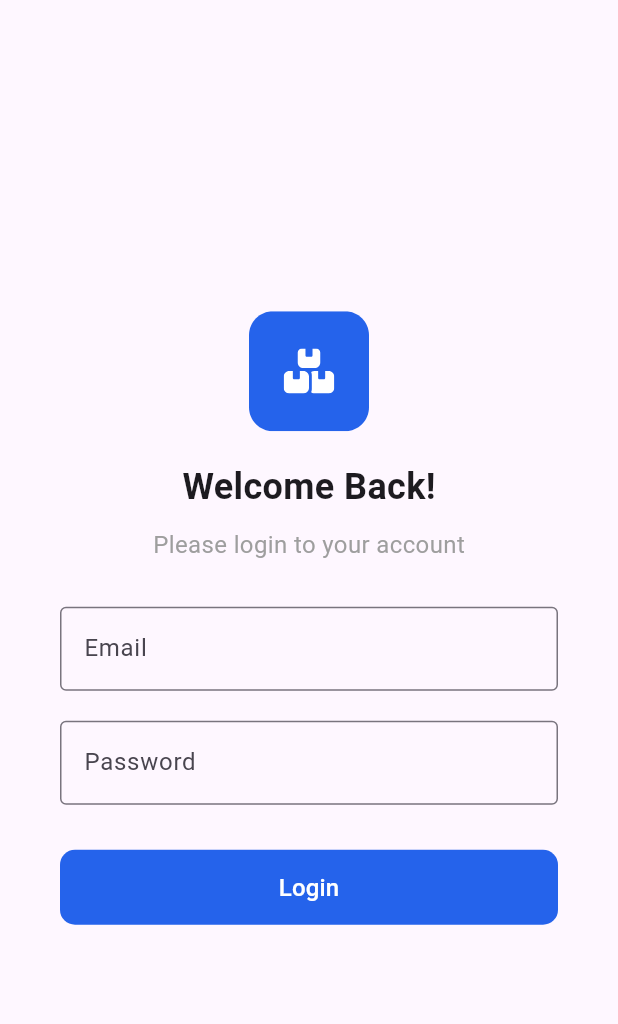
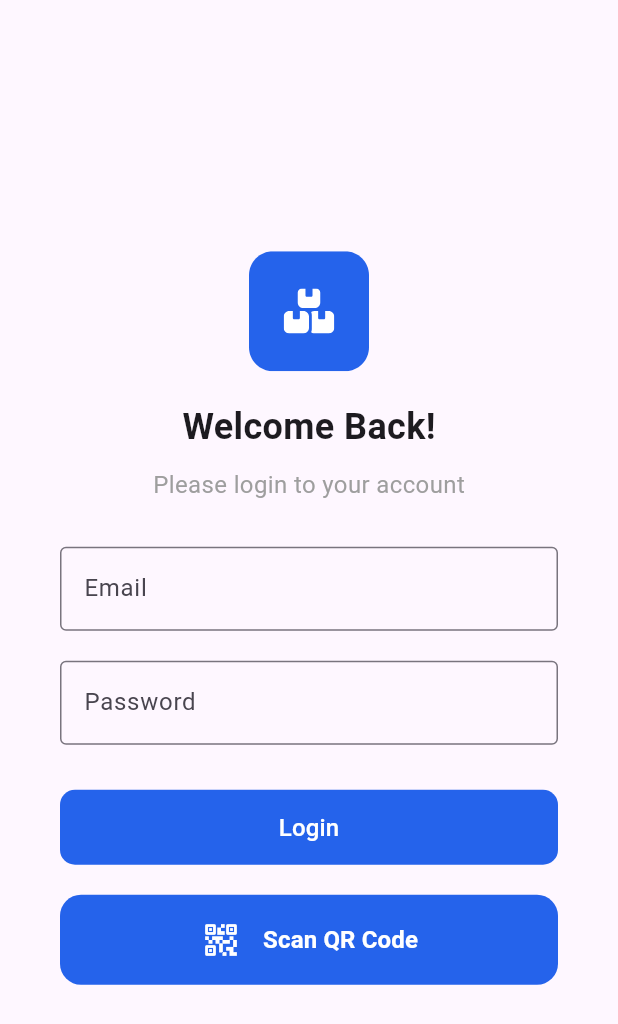
Before and after one commit to Alif024/flutter_assignment_group, a Flutter app: the screen it shows after launch, on a phone screen of 412 x 824 dp. Shown: the top 1024 px of the screen. Run offline on Flutter 3.47's test engine with Material 3 defaults, Android fonts, the phone set to English and light mode, and no system bars; our stand-ins replace flutter_svg.

Commit message:
add btn + icon

```diff
--- /dev/null
+++ b/lib/components/buttons/blue_btn_icon.dart
@@ -0,0 +1,53 @@
+import 'package:flutter/material.dart';
+
+class BlueBtnIcon extends StatelessWidget {
+  const BlueBtnIcon({
+    super.key,
+    required this.text,
+    required this.onPressed,
+    this.icon,
+    this.height = 60,
+    this.borderRadius = 14,
+    this.iconTextSpacing = 14,
+  });
+
+  final String text;
+  final VoidCallback? onPressed;
+  final Widget? icon;
+  final double height;
+  final double borderRadius;
+  final double iconTextSpacing;
+
+  @override
+  Widget build(BuildContext context) {
+    return SizedBox(
+      width: double.infinity,
+      height: height,
+      child: ElevatedButton(
+        onPressed: onPressed,
+        style: ElevatedButton.styleFrom(
+          backgroundColor: const Color(0xFF2563EB),
+          foregroundColor: Colors.white,
+          elevation: 0,
+          padding: const EdgeInsets.symmetric(horizontal: 24),
+          shape: RoundedRectangleBorder(
+            borderRadius: BorderRadius.circular(borderRadius),
+          ),
+        ),
+        child: Row(
+          mainAxisSize: MainAxisSize.min,
+          children: [
+            if (icon != null) ...[icon!, SizedBox(width: iconTextSpacing)],
+            Text(
+              text,
+              style: const TextStyle(
+                fontSize: 24 / 1.5,
+                fontWeight: FontWeight.w600,
+              ),
+            ),
+          ],
+        ),
+      ),
+    );
+  }
+}
--- a/lib/login.dart
+++ b/lib/login.dart
@@ -1,6 +1,7 @@
 import 'package:flutter/material.dart';
 import 'package:flutter_svg/flutter_svg.dart';
 import 'package:flutter_assignment_group/components/buttons/blue_btn.dart';
+import 'package:flutter_assignment_group/components/buttons/blue_btn_icon.dart';
 
 class LoginPage extends StatefulWidget {
   const LoginPage({super.key});
@@ -53,6 +54,18 @@ class _LoginPageState extends State<LoginPage> {
                   ),
                   const SizedBox(height: 30),
                   BlueBtn(text: 'Login', onPressed: _handleLogin),
+                  const SizedBox(height: 20),
+                  BlueBtnIcon(
+                    text: 'Scan QR Code',
+                    icon: const Icon(
+                      Icons.qr_code_2_rounded,
+                      size: 28,
+                      color: Colors.white,
+                    ),
+                    onPressed: () {
+                      // เขียน function ภายนอกได้ที่นี่
+                    },
+                  ),
                 ],
               ),
             ),
```
